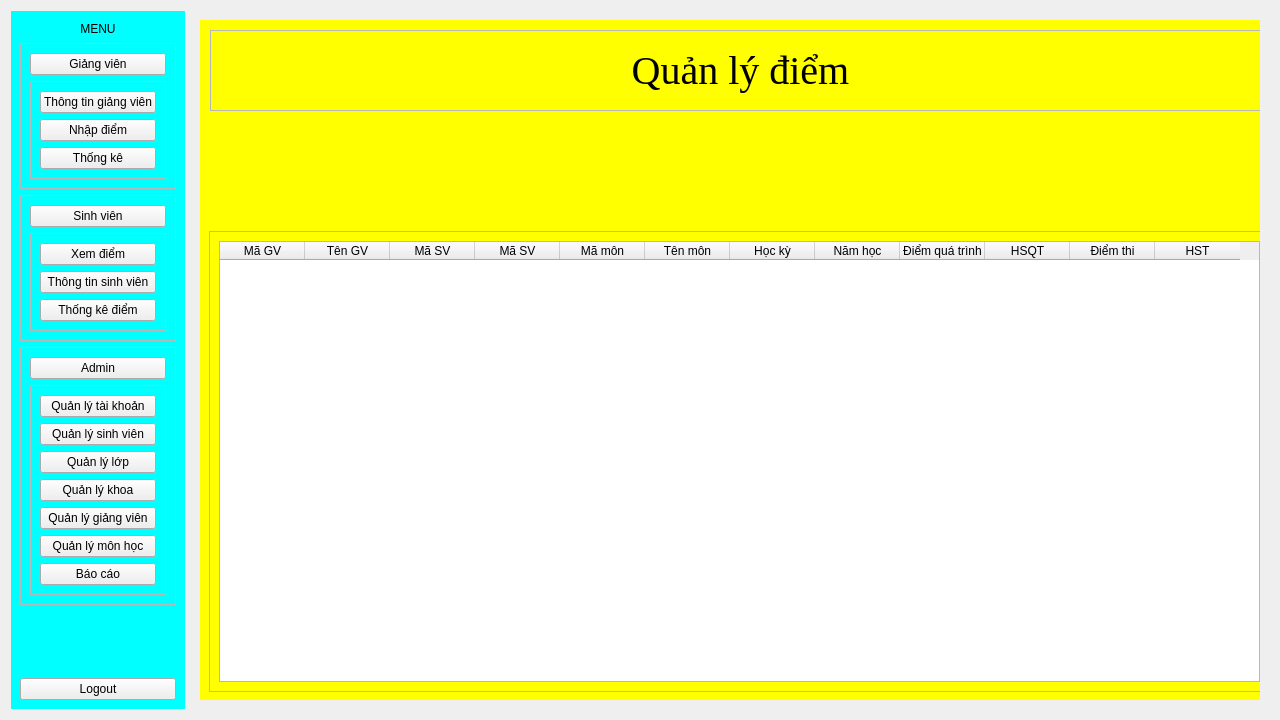
Above: main/FrontEnd/Menu.ui from phusomnia/Student_Management before the change. Below: the same form after it.
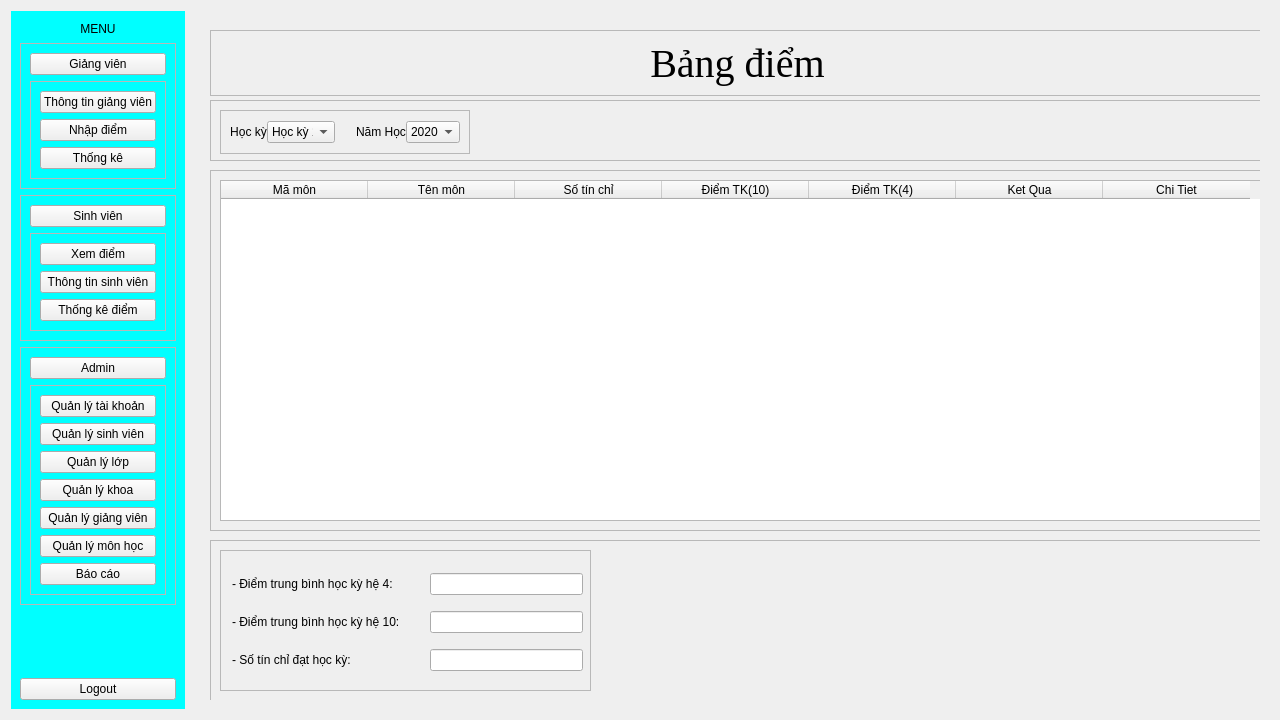
That is the form after the change. The open tabs and pages were chosen to show the change.

```diff
--- a/main/FrontEnd/Menu.ui
+++ b/main/FrontEnd/Menu.ui
@@ -796,8 +796,8 @@
           <property name="geometry">
            <rect>
             <x>9</x>
-            <y>211</y>
-            <width>1061</width>
+            <y>161</y>
+            <width>1051</width>
             <height>461</height>
            </rect>
           </property>
@@ -824,21 +824,6 @@
                <string>Mã GV</string>
               </property>
              </column>
-             <column>
-              <property name="text">
-               <string>Tên GV</string>
-              </property>
-             </column>
-             <column>
-              <property name="text">
-               <string>Mã SV</string>
-              </property>
-             </column>
-             <column>
-              <property name="text">
-               <string>Mã SV</string>
-              </property>
-             </column>
              <column>
               <property name="text">
                <string>Mã môn</string>
@@ -846,17 +831,17 @@
              </column>
              <column>
               <property name="text">
-               <string>Tên môn</string>
+               <string>Mã nhóm</string>
               </property>
              </column>
              <column>
               <property name="text">
-               <string>Học kỳ</string>
+               <string>Mã SV</string>
               </property>
              </column>
              <column>
               <property name="text">
-               <string>Năm học</string>
+               <string>Tên SV</string>
               </property>
              </column>
              <column>
@@ -879,6 +864,16 @@
                <string>HST</string>
               </property>
              </column>
+             <column>
+              <property name="text">
+               <string>Học kỳ</string>
+              </property>
+             </column>
+             <column>
+              <property name="text">
+               <string>Năm học</string>
+              </property>
+             </column>
             </widget>
            </item>
           </layout>
@@ -888,7 +883,7 @@
            <rect>
             <x>10</x>
             <y>10</y>
-            <width>1061</width>
+            <width>1051</width>
             <height>81</height>
            </rect>
           </property>
@@ -1304,6 +1299,295 @@
           </item>
          </layout>
         </widget>
+        <widget class="QWidget" name="Bang_Diem">
+         <widget class="QFrame" name="Frame_Title_QLBD">
+          <property name="geometry">
+           <rect>
+            <x>10</x>
+            <y>10</y>
+            <width>1055</width>
+            <height>66</height>
+           </rect>
+          </property>
+          <property name="frameShape">
+           <enum>QFrame::StyledPanel</enum>
+          </property>
+          <property name="frameShadow">
+           <enum>QFrame::Raised</enum>
+          </property>
+          <layout class="QGridLayout" name="gridLayout_54">
+           <item row="0" column="0">
+            <widget class="QLabel" name="label_45">
+             <property name="font">
+              <font>
+               <family>Times New Roman</family>
+               <pointsize>30</pointsize>
+              </font>
+             </property>
+             <property name="text">
+              <string>Bảng điểm</string>
+             </property>
+             <property name="alignment">
+              <set>Qt::AlignCenter</set>
+             </property>
+            </widget>
+           </item>
+          </layout>
+         </widget>
+         <widget class="QFrame" name="Frame_Search_BD">
+          <property name="geometry">
+           <rect>
+            <x>10</x>
+            <y>80</y>
+            <width>1055</width>
+            <height>61</height>
+           </rect>
+          </property>
+          <property name="frameShape">
+           <enum>QFrame::StyledPanel</enum>
+          </property>
+          <property name="frameShadow">
+           <enum>QFrame::Raised</enum>
+          </property>
+          <widget class="QFrame" name="SubFrame_Search_BD">
+           <property name="geometry">
+            <rect>
+             <x>10</x>
+             <y>10</y>
+             <width>250</width>
+             <height>44</height>
+            </rect>
+           </property>
+           <property name="frameShape">
+            <enum>QFrame::StyledPanel</enum>
+           </property>
+           <property name="frameShadow">
+            <enum>QFrame::Raised</enum>
+           </property>
+           <layout class="QGridLayout" name="gridLayout_33">
+            <item row="0" column="0">
+             <layout class="QGridLayout" name="gridLayout_32">
+              <property name="horizontalSpacing">
+               <number>21</number>
+              </property>
+              <item row="0" column="0">
+               <layout class="QGridLayout" name="gridLayout_30">
+                <item row="0" column="0">
+                 <widget class="QLabel" name="label_30">
+                  <property name="text">
+                   <string>Học kỳ</string>
+                  </property>
+                  <property name="alignment">
+                   <set>Qt::AlignCenter</set>
+                  </property>
+                 </widget>
+                </item>
+                <item row="0" column="1">
+                 <widget class="QComboBox" name="Hocku_Cbox_BD">
+                  <item>
+                   <property name="text">
+                    <string>Học kỳ 1</string>
+                   </property>
+                  </item>
+                  <item>
+                   <property name="text">
+                    <string>Học kỳ 2</string>
+                   </property>
+                  </item>
+                  <item>
+                   <property name="text">
+                    <string>Học kỳ 3</string>
+                   </property>
+                  </item>
+                 </widget>
+                </item>
+               </layout>
+              </item>
+              <item row="0" column="1">
+               <layout class="QGridLayout" name="gridLayout_31">
+                <item row="0" column="0">
+                 <widget class="QLabel" name="label_29">
+                  <property name="text">
+                   <string>Năm Học</string>
+                  </property>
+                  <property name="alignment">
+                   <set>Qt::AlignCenter</set>
+                  </property>
+                 </widget>
+                </item>
+                <item row="0" column="1">
+                 <widget class="QComboBox" name="NamHoc_Cbox_BD">
+                  <item>
+                   <property name="text">
+                    <string>2020</string>
+                   </property>
+                  </item>
+                  <item>
+                   <property name="text">
+                    <string>2021</string>
+                   </property>
+                  </item>
+                  <item>
+                   <property name="text">
+                    <string>2022</string>
+                   </property>
+                  </item>
+                  <item>
+                   <property name="text">
+                    <string>2023</string>
+                   </property>
+                  </item>
+                 </widget>
+                </item>
+               </layout>
+              </item>
+             </layout>
+            </item>
+           </layout>
+          </widget>
+         </widget>
+         <widget class="QFrame" name="Frame_Listbox_BD">
+          <property name="geometry">
+           <rect>
+            <x>10</x>
+            <y>150</y>
+            <width>1061</width>
+            <height>361</height>
+           </rect>
+          </property>
+          <property name="frameShape">
+           <enum>QFrame::StyledPanel</enum>
+          </property>
+          <property name="frameShadow">
+           <enum>QFrame::Raised</enum>
+          </property>
+          <layout class="QGridLayout" name="gridLayout_55">
+           <item row="0" column="0">
+            <widget class="QTableWidget" name="tableWidget_BD">
+             <property name="minimumSize">
+              <size>
+               <width>0</width>
+               <height>121</height>
+              </size>
+             </property>
+             <attribute name="horizontalHeaderDefaultSectionSize">
+              <number>147</number>
+             </attribute>
+             <column>
+              <property name="text">
+               <string>Mã môn</string>
+              </property>
+             </column>
+             <column>
+              <property name="text">
+               <string>Tên môn</string>
+              </property>
+             </column>
+             <column>
+              <property name="text">
+               <string>Số tín chỉ</string>
+              </property>
+             </column>
+             <column>
+              <property name="text">
+               <string>Điểm TK(10)</string>
+              </property>
+             </column>
+             <column>
+              <property name="text">
+               <string>Điểm TK(4)</string>
+              </property>
+             </column>
+             <column>
+              <property name="text">
+               <string>Ket Qua</string>
+              </property>
+             </column>
+             <column>
+              <property name="text">
+               <string>Chi Tiet</string>
+              </property>
+             </column>
+            </widget>
+           </item>
+          </layout>
+         </widget>
+         <widget class="QFrame" name="frame_2">
+          <property name="geometry">
+           <rect>
+            <x>10</x>
+            <y>520</y>
+            <width>1061</width>
+            <height>161</height>
+           </rect>
+          </property>
+          <property name="frameShape">
+           <enum>QFrame::StyledPanel</enum>
+          </property>
+          <property name="frameShadow">
+           <enum>QFrame::Raised</enum>
+          </property>
+          <widget class="QFrame" name="Frame_Box_BD">
+           <property name="geometry">
+            <rect>
+             <x>10</x>
+             <y>10</y>
+             <width>371</width>
+             <height>141</height>
+            </rect>
+           </property>
+           <property name="frameShape">
+            <enum>QFrame::StyledPanel</enum>
+           </property>
+           <property name="frameShadow">
+            <enum>QFrame::Raised</enum>
+           </property>
+           <widget class="QWidget" name="layoutWidget">
+            <property name="geometry">
+             <rect>
+              <x>12</x>
+              <y>13</y>
+              <width>351</width>
+              <height>121</height>
+             </rect>
+            </property>
+            <layout class="QGridLayout" name="gridLayout_34">
+             <item row="0" column="0">
+              <widget class="QLabel" name="TB4_lbl">
+               <property name="text">
+                <string>- Điểm trung bình học kỳ hệ 4:	</string>
+               </property>
+              </widget>
+             </item>
+             <item row="0" column="1">
+              <widget class="QLineEdit" name="lineEdit"/>
+             </item>
+             <item row="1" column="0">
+              <widget class="QLabel" name="TB10_lbl">
+               <property name="text">
+                <string>- Điểm trung bình học kỳ hệ 10:	</string>
+               </property>
+              </widget>
+             </item>
+             <item row="1" column="1">
+              <widget class="QLineEdit" name="lineEdit_2"/>
+             </item>
+             <item row="2" column="0">
+              <widget class="QLabel" name="TC_lbl">
+               <property name="text">
+                <string>- Số tín chỉ đạt học kỳ:</string>
+               </property>
+              </widget>
+             </item>
+             <item row="2" column="1">
+              <widget class="QLineEdit" name="lineEdit_3"/>
+             </item>
+            </layout>
+           </widget>
+          </widget>
+         </widget>
+        </widget>
+        <widget class="QWidget" name="Chi_Tiet_BangDiem"/>
         <widget class="QWidget" name="Frame_QLL">
          <layout class="QGridLayout" name="gridLayout_24">
           <item row="0" column="0">
```
Left out of the diff: 203 changed lines with no effect on the pictures.
